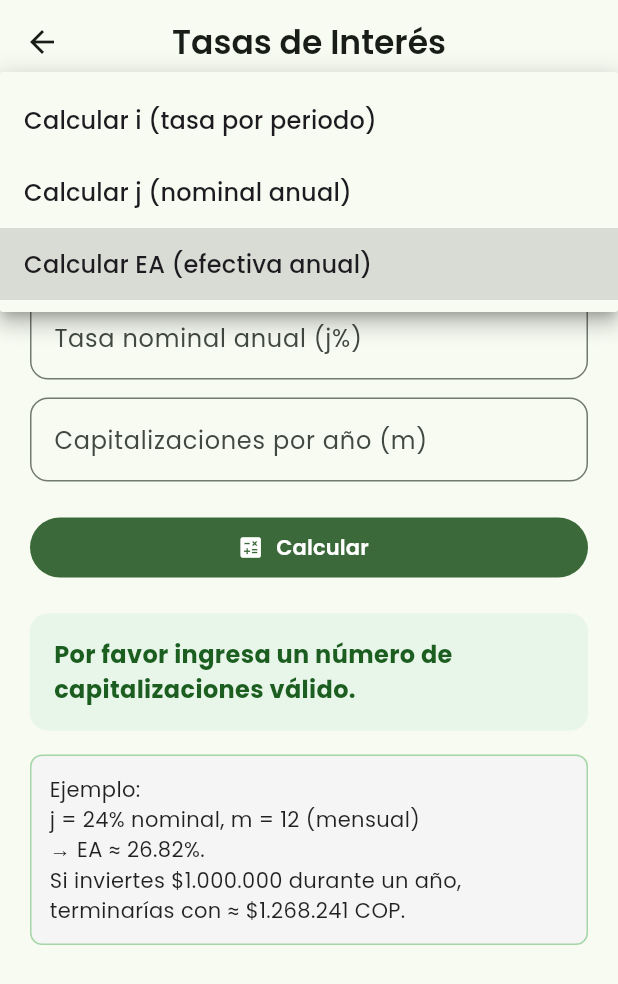
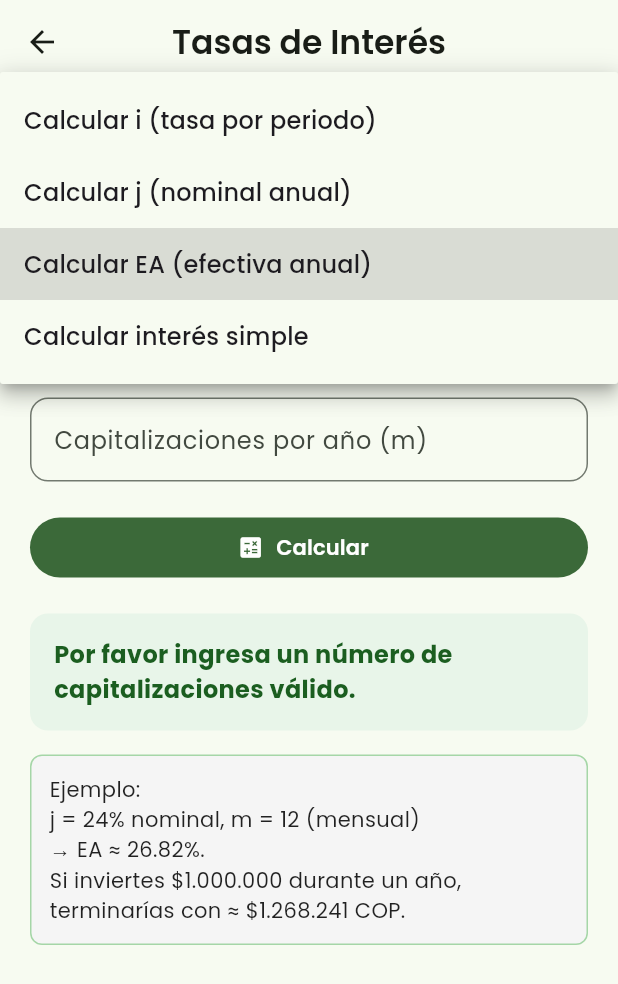
Before and after one commit to Sergio5423/calculadora-intereses, a Flutter app: the InterestPage screen opened directly, after a tap on "Calcular", after a tap on "Calcular EA (efectiva anual)", on a phone screen of 412 x 824 dp. Shown: the top 984 px of the screen. Run offline on Flutter 3.47's test engine with Material 3 defaults, Android fonts, the phone set to English and light mode, and no system bars; our stand-ins replace cloud_firestore, firebase_core, get, get_storage, google_fonts, salomon_bottom_bar; accounts and stored records are empty.

Commit message:
Punto 9 revisado

```diff
--- a/lib/pages/interest_page.dart
+++ b/lib/pages/interest_page.dart
@@ -10,27 +10,31 @@ class InterestPage extends StatefulWidget {
 }
 
 class _InterestPageState extends State<InterestPage> {
+  final TextEditingController capitalController = TextEditingController(); // P
   final TextEditingController nominalController = TextEditingController(); // j
-  final TextEditingController periodsController = TextEditingController(); // m
-  final TextEditingController periodRateController = TextEditingController(); // i (%)
+  final TextEditingController periodsController =
+      TextEditingController(); // m o t
+  final TextEditingController periodRateController =
+      TextEditingController(); // i (%)
 
   String calcular = "Tasa Efectiva Anual (EA)";
   String resultado = "";
   String ejemplo = "";
 
   // Variables para tabla comparativa
-  double? tasaI; // periódica
-  double? tasaJ; // nominal
-  double? tasaEA; // efectiva anual
+  double? tasaI;
+  double? tasaJ;
+  double? tasaEA;
 
   @override
   void initState() {
     super.initState();
-    _cargarEjemplo(calcular); // 🔹 Cargamos ejemplo inicial
+    _cargarEjemplo(calcular);
   }
 
   @override
   void dispose() {
+    capitalController.dispose();
     nominalController.dispose();
     periodsController.dispose();
     periodRateController.dispose();
@@ -40,43 +44,50 @@ class _InterestPageState extends State<InterestPage> {
   void _cargarEjemplo(String tipo) {
     switch (tipo) {
       case "Tasa periódica (i)":
-        ejemplo =
-            "Ejemplo:\n"
+        ejemplo = "Ejemplo:\n"
             "j = 24% nominal, m = 12 (mensual)\n"
             "→ i = 2% por mes.\n"
-            "Si inviertes \$1.000.000, en un mes se generan ≈ \$20.000 COP de interés.";
+            "Si inviertes \$1.000.000, en un mes se generan ≈ \$20.000 COP.";
         break;
 
       case "Tasa nominal anual (j)":
-        ejemplo =
-            "Ejemplo:\n"
+        ejemplo = "Ejemplo:\n"
             "i = 2% mensual, m = 12\n"
             "→ j = 24% nominal anual.\n"
-            "Si cada mes ganas 2% sobre \$1.000.000, en 12 meses sumarías ≈ \$240.000 COP nominales.";
+            "Si cada mes ganas 2% sobre \$1.000.000, en 12 meses sumarías ≈ \$240.000 nominales.";
         break;
 
       case "Tasa Efectiva Anual (EA)":
-        ejemplo =
-            "Ejemplo:\n"
+        ejemplo = "Ejemplo:\n"
             "j = 24% nominal, m = 12 (mensual)\n"
             "→ EA ≈ 26.82%.\n"
             "Si inviertes \$1.000.000 durante un año, terminarías con ≈ \$1.268.241 COP.";
+        break;
+
+      case "Interés simple":
+        ejemplo = "Ejemplo:\n"
+            "P = 6000, r = 4.8% anual, t = 2.5 años\n"
+            "Interés = 6000 × 0.048 × 2.5 = \$720\n"
+            "Monto = 6000 + 720 = \$6720\n"
+            "Si retiras 3/4 → \$5040.";
         break;
     }
     setState(() {});
   }
 
   void _calcular() {
+    final P = double.tryParse(capitalController.text.replaceAll(',', '.')) ?? 0;
     final j = double.tryParse(nominalController.text.replaceAll(',', '.')) ?? 0;
-    final m = int.tryParse(periodsController.text) ?? 0;
-    final iPct = double.tryParse(periodRateController.text.replaceAll(',', '.')) ?? 0;
+    final m = double.tryParse(periodsController.text.replaceAll(',', '.')) ?? 0;
+    final iPct =
+        double.tryParse(periodRateController.text.replaceAll(',', '.')) ?? 0;
 
     tasaI = null;
     tasaJ = null;
     tasaEA = null;
     resultado = "";
 
-    if (m <= 0) {
+    if (m <= 0 && calcular != "Interés simple") {
       setState(() {
         resultado = "Por favor ingresa un número de capitalizaciones válido.";
       });
@@ -85,42 +96,45 @@ class _InterestPageState extends State<InterestPage> {
 
     switch (calcular) {
       case "Tasa periódica (i)":
-        if (j > 0) {
+        if (j > 0 && m > 0) {
           final i = j / m;
           tasaI = i;
           tasaJ = j;
           tasaEA = (pow(1 + (j / 100) / m, m) - 1) * 100;
-
           resultado = "Tasa periódica (i): ${i.toStringAsFixed(2)} %";
-        } else {
-          resultado = "Por favor ingresa j y m válidos.";
         }
         break;
 
       case "Tasa nominal anual (j)":
-        if (iPct > 0) {
+        if (iPct > 0 && m > 0) {
           final jCalc = iPct * m;
           tasaI = iPct;
           tasaJ = jCalc;
           tasaEA = (pow(1 + (iPct / 100), m) - 1) * 100;
-
           resultado = "Tasa nominal anual (j): ${jCalc.toStringAsFixed(2)} %";
-        } else {
-          resultado = "Por favor ingresa i y m válidos.";
         }
         break;
 
       case "Tasa Efectiva Anual (EA)":
-        if (j > 0) {
-          final i = (j / 100) / m; // en decimal
+        if (j > 0 && m > 0) {
+          final i = (j / 100) / m;
           final ea = (pow(1 + i, m) - 1) * 100;
           tasaI = j / m;
           tasaJ = j;
           tasaEA = ea.toDouble();
+          resultado = "Tasa Efectiva Anual (EA): ${ea.toStringAsFixed(2)} %";
+        }
+        break;
 
-          resultado = "Tasa Efectiva Anual (EA): ${ea.toStringAsFixed(2)} %";
-        } else {
-          resultado = "Por favor ingresa j y m válidos.";
+      case "Interés simple":
+        if (P > 0 && j > 0 && m > 0) {
+          final r = j / 100;
+          final interes = P * r * m;
+          final monto = P + interes;
+          final retiro = monto * 0.75;
+          resultado = "Interés generado: \$${interes.toStringAsFixed(2)}\n"
+              "Monto acumulado: \$${monto.toStringAsFixed(2)}\n"
+              "Retiro (3/4): \$${retiro.toStringAsFixed(2)}";
         }
         break;
     }
@@ -129,15 +143,17 @@ class _InterestPageState extends State<InterestPage> {
   }
 
   Widget _buildTable() {
-    if (tasaI == null || tasaJ == null || tasaEA == null) return const SizedBox();
+    if (tasaI == null || tasaJ == null || tasaEA == null)
+      return const SizedBox();
     return Column(
       crossAxisAlignment: CrossAxisAlignment.start,
       children: [
-        Text("Tabla comparativa", style: GoogleFonts.poppins(
-          fontWeight: FontWeight.bold,
-          fontSize: 16,
-          color: Colors.green.shade800,
-        )),
+        Text("Tabla comparativa",
+            style: GoogleFonts.poppins(
+              fontWeight: FontWeight.bold,
+              fontSize: 16,
+              color: Colors.green.shade800,
+            )),
         const SizedBox(height: 8),
         Table(
           border: TableBorder.all(color: Colors.green.shade300, width: 1),
@@ -197,7 +213,6 @@ class _InterestPageState extends State<InterestPage> {
                   fontWeight: FontWeight.bold,
                   color: Colors.green.shade800)),
           const SizedBox(height: 16),
-
           DropdownButtonFormField<String>(
             value: calcular,
             items: const [
@@ -210,6 +225,9 @@ class _InterestPageState extends State<InterestPage> {
               DropdownMenuItem(
                   value: "Tasa Efectiva Anual (EA)",
                   child: Text("Calcular EA (efectiva anual)")),
+              DropdownMenuItem(
+                  value: "Interés simple",
+                  child: Text("Calcular interés simple")),
             ],
             onChanged: (v) {
               setState(() {
@@ -218,50 +236,62 @@ class _InterestPageState extends State<InterestPage> {
                 tasaI = null;
                 tasaJ = null;
                 tasaEA = null;
-                _cargarEjemplo(calcular); // 🔹 Cambiar ejemplo dinámico
+                _cargarEjemplo(calcular);
               });
             },
-            decoration: const InputDecoration(labelText: "¿Qué deseas calcular?"),
+            decoration:
+                const InputDecoration(labelText: "¿Qué deseas calcular?"),
           ),
           const SizedBox(height: 20),
-
-          // Campos dinámicos según la opción
-          if (calcular == "Tasa periódica (i)" ||
-              calcular == "Tasa Efectiva Anual (EA)") ...[
+          if (calcular == "Interés simple") ...[
             TextField(
-              controller: nominalController,
+              controller: capitalController,
               keyboardType: TextInputType.number,
               decoration: InputDecoration(
-                labelText: "Tasa nominal anual (j%)",
-                hintText: "Ej: 24",
-                border: OutlineInputBorder(borderRadius: BorderRadius.circular(12)),
+                labelText: "Capital (P)",
+                hintText: "Ej: 6000",
+                border:
+                    OutlineInputBorder(borderRadius: BorderRadius.circular(12)),
               ),
             ),
             const SizedBox(height: 12),
           ],
-
-          if (calcular == "Tasa nominal anual (j)")
+          TextField(
+            controller: nominalController,
+            keyboardType: TextInputType.number,
+            decoration: InputDecoration(
+              labelText: "Tasa de interés (j%)",
+              hintText: "Ej: 4.8",
+              border:
+                  OutlineInputBorder(borderRadius: BorderRadius.circular(12)),
+            ),
+          ),
+          const SizedBox(height: 12),
+          TextField(
+            controller: periodsController,
+            keyboardType: TextInputType.number,
+            decoration: InputDecoration(
+              labelText: calcular == "Interés simple"
+                  ? "Tiempo (años)"
+                  : "Capitalizaciones por año (m)",
+              hintText: calcular == "Interés simple" ? "Ej: 2.5" : "Ej: 12",
+              border:
+                  OutlineInputBorder(borderRadius: BorderRadius.circular(12)),
+            ),
+          ),
+          if (calcular == "Tasa nominal anual (j)") ...[
+            const SizedBox(height: 12),
             TextField(
               controller: periodRateController,
               keyboardType: TextInputType.number,
               decoration: InputDecoration(
                 labelText: "Tasa periódica (i%)",
                 hintText: "Ej: 2",
-                border: OutlineInputBorder(borderRadius: BorderRadius.circular(12)),
+                border:
+                    OutlineInputBorder(borderRadius: BorderRadius.circular(12)),
               ),
             ),
-          if (calcular == "Tasa nominal anual (j)") const SizedBox(height: 12),
-
-          TextField(
-            controller: periodsController,
-            keyboardType: TextInputType.number,
-            decoration: InputDecoration(
-              labelText: "Capitalizaciones por año (m)",
-              hintText: "Ej: 12 para mensual",
-              border: OutlineInputBorder(borderRadius: BorderRadius.circular(12)),
-            ),
-          ),
-
+          ],
           const SizedBox(height: 20),
           FilledButton.icon(
             onPressed: _calcular,
@@ -269,7 +299,6 @@ class _InterestPageState extends State<InterestPage> {
             label: Text("Calcular",
                 style: GoogleFonts.poppins(fontWeight: FontWeight.w600)),
           ),
-
           const SizedBox(height: 20),
           if (resultado.isNotEmpty)
             Container(
@@ -286,9 +315,7 @@ class _InterestPageState extends State<InterestPage> {
                     color: Colors.green.shade900),
               ),
             ),
-
           const SizedBox(height: 16),
-          // 🔹 Ejemplo SIEMPRE visible
           Container(
             padding: const EdgeInsets.all(12),
             decoration: BoxDecoration(
@@ -301,7 +328,6 @@ class _InterestPageState extends State<InterestPage> {
               style: GoogleFonts.poppins(fontSize: 14, color: Colors.black87),
             ),
           ),
-
           const SizedBox(height: 20),
           _buildTable(),
         ],
```
